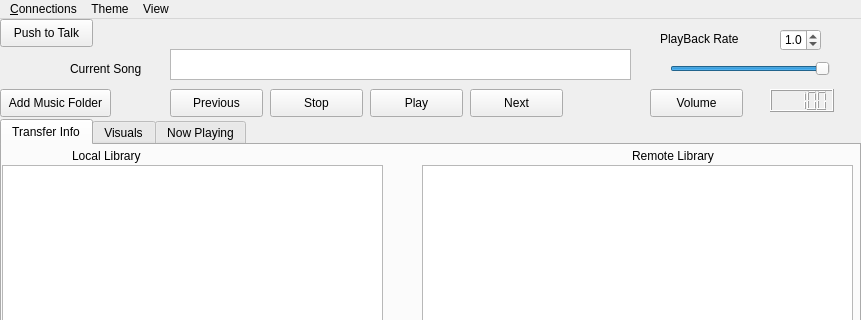
Qt form mainwindow.ui (tnightingale/COMMAudio) before a commit; both pictures show x 0 to 861 and y 0 to 320 of the 861 by 598 pixel window.
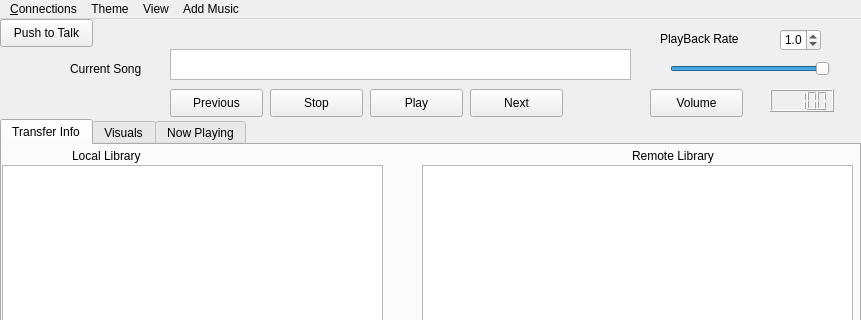
The same form after that commit. The open tabs and pages were chosen to show the change.

Commit message: adding single song added

```diff
--- a/mainwindow.ui
+++ b/mainwindow.ui
@@ -388,19 +388,6 @@
      <enum>Qt::Horizontal</enum>
     </property>
    </widget>
-   <widget class="QPushButton" name="addMusicButton">
-    <property name="geometry">
-     <rect>
-      <x>0</x>
-      <y>70</y>
-      <width>111</width>
-      <height>28</height>
-     </rect>
-    </property>
-    <property name="text">
-     <string>Add Music Folder</string>
-    </property>
-   </widget>
    <widget class="QDoubleSpinBox" name="playbackBox">
     <property name="geometry">
      <rect>
@@ -471,9 +458,17 @@
     </property>
     <addaction name="action_Advanced"/>
    </widget>
+   <widget class="QMenu" name="menuAdd_Music">
+    <property name="title">
+     <string>Add Music</string>
+    </property>
+    <addaction name="action_Folder"/>
+    <addaction name="action_Song"/>
+   </widget>
    <addaction name="menuConnections"/>
    <addaction name="menuColors"/>
    <addaction name="menuView"/>
+   <addaction name="menuAdd_Music"/>
   </widget>
   <widget class="QStatusBar" name="statusBar"/>
   <action name="action_Request_Playlist">
```
Left out of the diff: 12 changed lines with no effect on the pictures. The commit also changes 2 other files.
